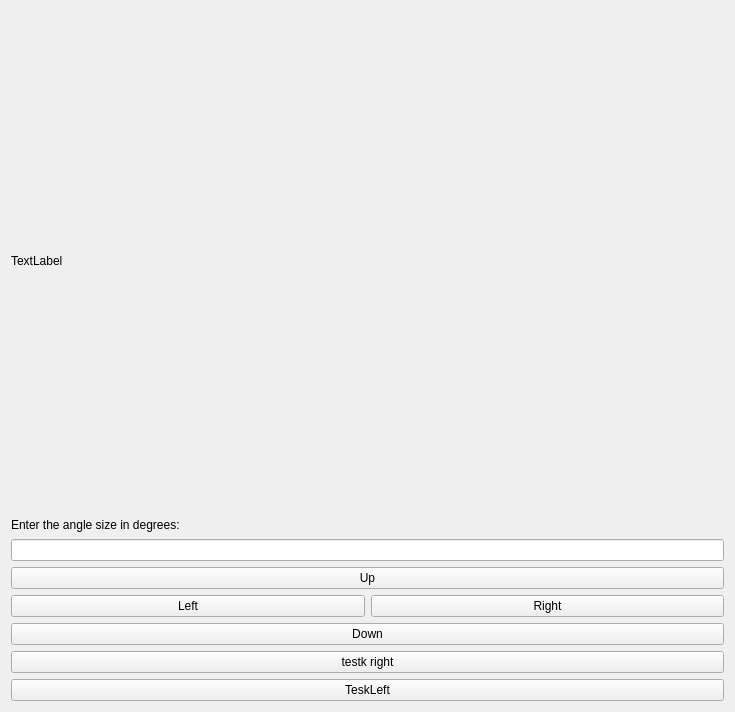
The window that testwork/manager.ui (Persia39/testopencv) describes before a commit, drawn with Qt 5.
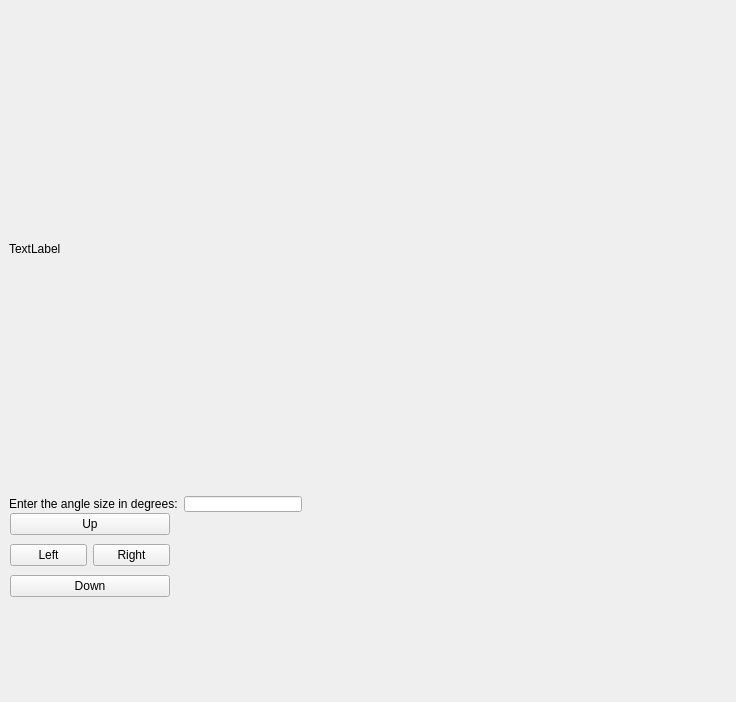
The same window after the commit.

```diff
--- a/testwork/manager.ui
+++ b/testwork/manager.ui
@@ -6,16 +6,22 @@
    <rect>
     <x>0</x>
     <y>0</y>
-    <width>735</width>
-    <height>712</height>
+    <width>736</width>
+    <height>702</height>
    </rect>
   </property>
   <property name="windowTitle">
    <string>Form</string>
   </property>
-  <layout class="QVBoxLayout" name="verticalLayout_2">
-   <item>
     <widget class="QLabel" name="image_label">
+   <property name="geometry">
+    <rect>
+     <x>9</x>
+     <y>9</y>
+     <width>640</width>
+     <height>480</height>
+    </rect>
+   </property>
      <property name="minimumSize">
       <size>
        <width>640</width>
@@ -32,13 +38,22 @@
       <string>TextLabel</string>
      </property>
     </widget>
-   </item>
+  <widget class="QWidget" name="horizontalLayoutWidget">
+   <property name="geometry">
+    <rect>
+     <x>9</x>
+     <y>495</y>
+     <width>293</width>
+     <height>18</height>
+    </rect>
+   </property>
+   <layout class="QHBoxLayout" name="horizontalLayout_2">
    <item>
     <widget class="QLabel" name="label">
      <property name="maximumSize">
       <size>
        <width>16777</width>
-       <height>16</height>
+        <height>50</height>
       </size>
      </property>
      <property name="text">
@@ -47,9 +62,26 @@
     </widget>
    </item>
    <item>
-    <widget class="QLineEdit" name="degree"/>
-   </item>
-   <item>
+     <widget class="QLineEdit" name="degree">
+      <property name="maximumSize">
+       <size>
+        <width>900</width>
+        <height>16</height>
+       </size>
+      </property>
+     </widget>
+    </item>
+   </layout>
+  </widget>
+  <widget class="QWidget" name="">
+   <property name="geometry">
+    <rect>
+     <x>10</x>
+     <y>510</y>
+     <width>160</width>
+     <height>93</height>
+    </rect>
+   </property>
     <layout class="QVBoxLayout" name="verticalLayout">
      <property name="sizeConstraint">
       <enum>QLayout::SetDefaultConstraint</enum>
@@ -86,23 +118,8 @@
        </property>
       </widget>
      </item>
-     <item>
-      <widget class="QPushButton" name="pushButton">
-       <property name="text">
-        <string>testk right</string>
-       </property>
-      </widget>
-     </item>
-     <item>
-      <widget class="QPushButton" name="pushButton_2">
-       <property name="text">
-        <string>TeskLeft</string>
-       </property>
-      </widget>
-     </item>
-    </layout>
-   </item>
-  </layout>
+   </layout>
+  </widget>
  </widget>
  <resources/>
  <connections/>
```
Left out of the diff: 3 changed lines with no effect on the pictures. Lines whose indentation alone changed are shown as unchanged.
